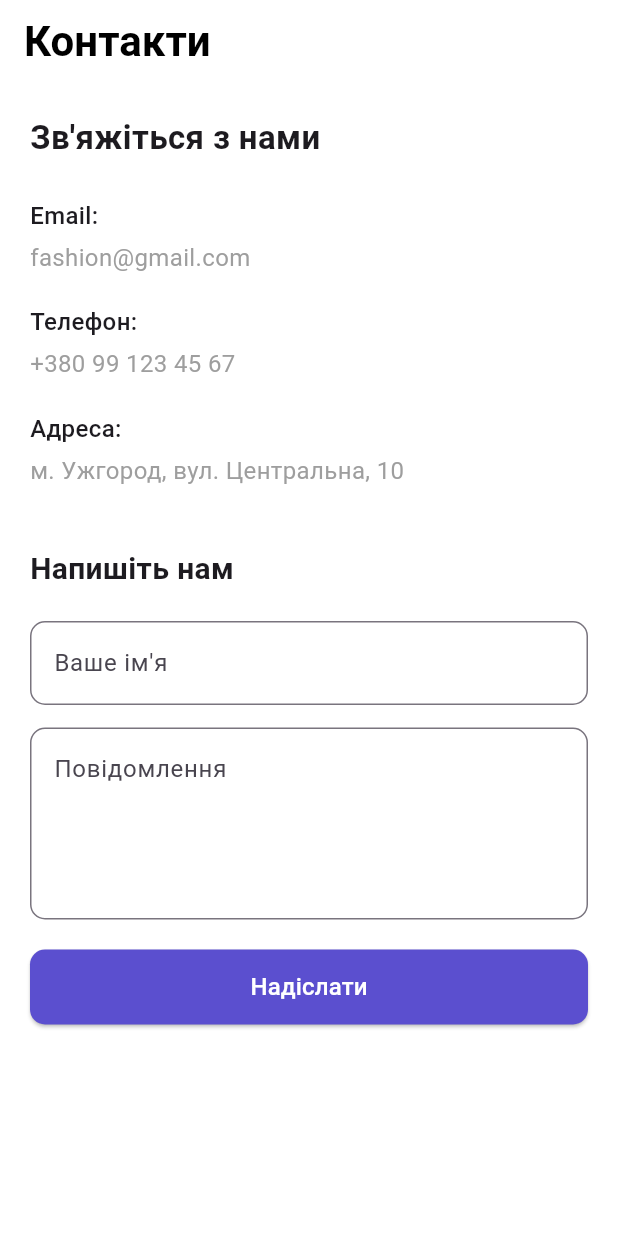
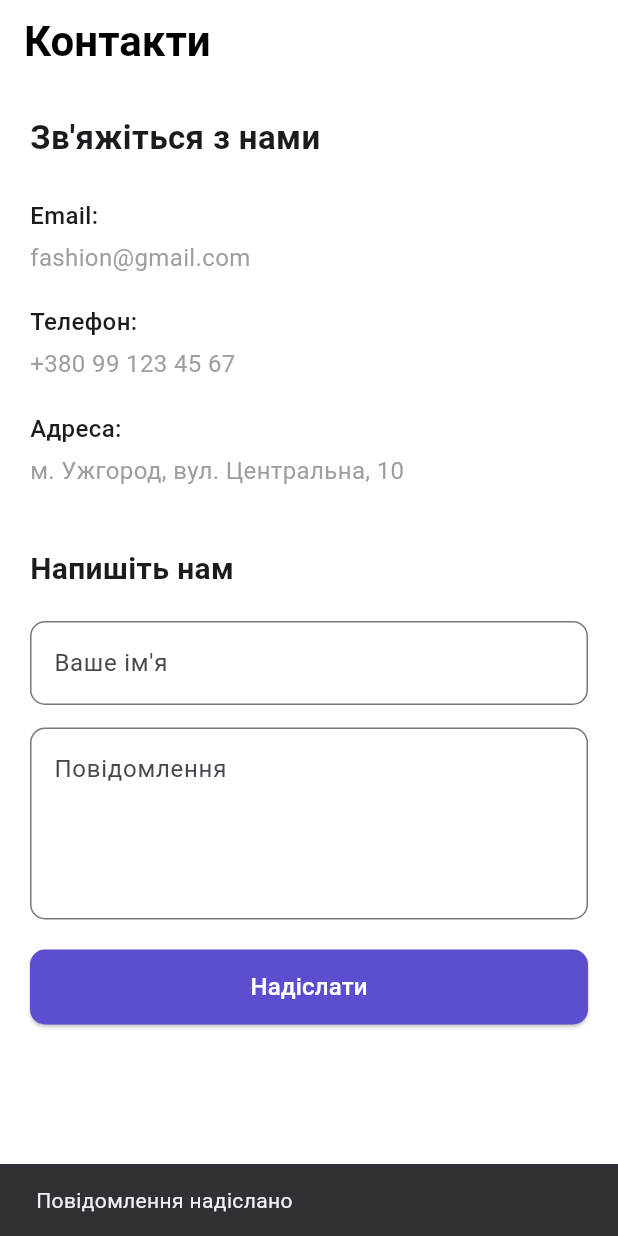
Before and after one commit to rusynka-di/lab3_flutter, a Flutter app: the ContactPage screen opened directly, after a tap on "Надіслати", on a phone screen of 412 x 824 dp. Run offline on Flutter 3.47's test engine with Material 3 defaults, Android fonts, the phone set to English and light mode, and no system bars; Roboto replaces fonts that are missing (Urbanist).

Commit message:
Додано повідомлення для кнопки надсилання на сторінці контактів

```diff
--- a/lib/Pages/contact_page.dart
+++ b/lib/Pages/contact_page.dart
@@ -26,7 +26,6 @@ class ContactPage extends StatelessWidget {
       body: SingleChildScrollView(
         child: Padding(
           padding: const EdgeInsets.all(20),
-
           child: Column(
             crossAxisAlignment: CrossAxisAlignment.start,
             children: [
@@ -130,7 +129,13 @@ class ContactPage extends StatelessWidget {
               const SizedBox(height: 20),
 
               ElevatedButton(
-                onPressed: () {},
+                onPressed: () {
+                  ScaffoldMessenger.of(context).showSnackBar(
+                    const SnackBar(
+                      content: Text("Повідомлення надіслано"),
+                    ),
+                  );
+                },
                 style: ElevatedButton.styleFrom(
                   backgroundColor: const Color(0xFF5B4FCF),
                   minimumSize: const Size(double.infinity, 50),
```
